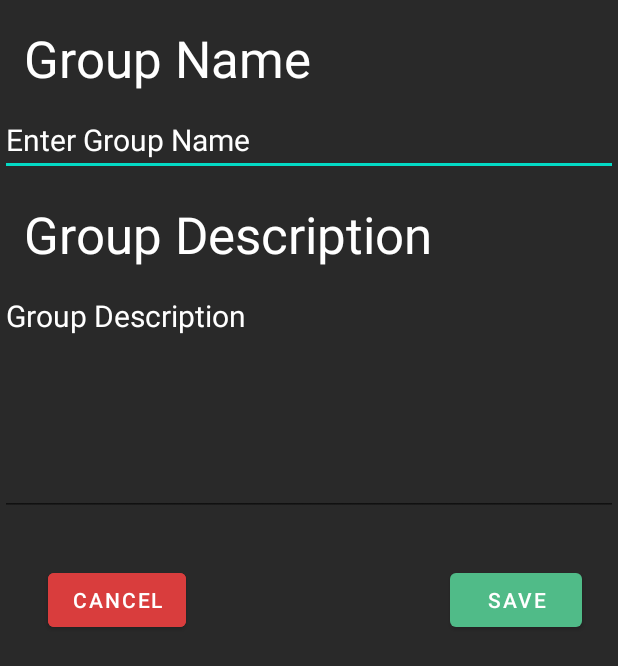
After one commit to JLivanec/Nexas, an Android app: the layout edit_group_data.xml on its own in the app's theme, with its tools: preview values and no code run, on a phone screen of 412 x 824 dp. The commit adds this screen. Shown: the top 666 px of the screen. Run offline under Robolectric (Android 15) with nearby library versions, the phone set to English and light mode, and no system bars.

Commit message:
Pin and edit group in chat

```diff
--- a/frontend/app/src/main/java/com/example/nexas/model/Message.kt
+++ b/frontend/app/src/main/java/com/example/nexas/model/Message.kt
@@ -8,5 +8,6 @@ data class Message(
     var videoImage: String,
     var video: String,
     var timestamp: Timestamp = Timestamp.now(),
-    val likedBy: MutableList<String> = mutableListOf()
+    val likedBy: MutableList<String> = mutableListOf(),
+    var pinned: Boolean
 )
--- a/frontend/app/src/main/java/com/example/nexas/network/OpenAIAPI.kt
+++ b/frontend/app/src/main/java/com/example/nexas/network/OpenAIAPI.kt
@@ -8,8 +8,12 @@ import retrofit2.http.Multipart
 import retrofit2.http.POST
 import retrofit2.http.Part
 
+/**
+ * Secret not longer allowed for repository. Transcriptions will not work
+ */
+
 interface OpenAIAPI {
-    @Headers("Authorization: Bearer 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")
+    @Headers("Authorization: Bearer ")
     @Multipart
     @POST("v1/audio/transcriptions")
     suspend fun transcribeAudio(
--- /dev/null
+++ b/frontend/app/src/main/res/drawable/pinned.xml
@@ -0,0 +1,5 @@
+<vector xmlns:android="http://schemas.android.com/apk/res/android" android:height="24dp" android:tint="#000000" android:viewportHeight="24" android:viewportWidth="24" android:width="24dp">
+
+    <path android:fillColor="@android:color/white" android:fillType="evenOdd" android:pathData="M16,9V4l1,0c0.55,0 1,-0.45 1,-1v0c0,-0.55 -0.45,-1 -1,-1H7C6.45,2 6,2.45 6,3v0c0,0.55 0.45,1 1,1l1,0v5c0,1.66 -1.34,3 -3,3h0v2h5.97v7l1,1l1,-1v-7H19v-2h0C17.34,12 16,10.66 16,9z"/>
+
+</vector>
--- /dev/null
+++ b/frontend/app/src/main/res/layout/edit_group_data.xml
@@ -0,0 +1,85 @@
+<?xml version="1.0" encoding="utf-8"?>
+<androidx.constraintlayout.widget.ConstraintLayout xmlns:android="http://schemas.android.com/apk/res/android"
+    xmlns:app="http://schemas.android.com/apk/res-auto"
+    xmlns:tools="http://schemas.android.com/tools"
+    android:id="@+id/modal"
+    android:layout_width="match_parent"
+    android:layout_height="match_parent"
+    android:backgroundTint="@color/black">
+
+    <TextView
+        android:id="@+id/textView"
+        android:layout_width="wrap_content"
+        android:layout_height="wrap_content"
+        android:layout_marginStart="16dp"
+        android:layout_marginTop="16dp"
+        android:text="@string/group_name"
+        android:textColor="@color/white"
+        android:textSize="34sp"
+        app:layout_constraintStart_toStartOf="parent"
+        app:layout_constraintTop_toTopOf="parent" />
+
+    <EditText
+        android:id="@+id/group_name"
+        android:layout_width="0dp"
+        android:layout_height="48dp"
+        android:layout_marginTop="8dp"
+        android:ems="10"
+        android:hint="@string/enter_group_name"
+        android:inputType="text"
+        android:textColor="@color/white"
+        android:textColorHint="@color/white"
+        android:textSize="20sp"
+        app:layout_constraintEnd_toEndOf="parent"
+        app:layout_constraintStart_toStartOf="parent"
+        app:layout_constraintTop_toBottomOf="@+id/textView" />
+
+    <TextView
+        android:id="@+id/textView2"
+        android:layout_width="wrap_content"
+        android:layout_height="wrap_content"
+        android:layout_marginStart="16dp"
+        android:layout_marginTop="16dp"
+        android:text="@string/group_description"
+        android:textColor="@color/white"
+        android:textSize="34sp"
+        app:layout_constraintStart_toStartOf="parent"
+        app:layout_constraintTop_toBottomOf="@+id/group_name" />
+
+    <Button
+        android:id="@+id/cancel"
+        android:layout_width="wrap_content"
+        android:layout_height="wrap_content"
+        android:layout_marginStart="32dp"
+        android:layout_marginTop="32dp"
+        android:backgroundTint="@color/red"
+        android:text="@string/cancel"
+        app:layout_constraintStart_toStartOf="parent"
+        app:layout_constraintTop_toBottomOf="@+id/group_description" />
+
+    <Button
+        android:id="@+id/save"
+        android:layout_width="wrap_content"
+        android:layout_height="wrap_content"
+        android:layout_marginTop="32dp"
+        android:layout_marginEnd="24dp"
+        android:text="@string/save"
+        app:layout_constraintEnd_toEndOf="parent"
+        app:layout_constraintTop_toBottomOf="@+id/group_description" />
+
+    <EditText
+        android:id="@+id/group_description"
+        android:layout_width="0dp"
+        android:layout_height="157dp"
+        android:layout_marginTop="8dp"
+        android:ems="10"
+        android:gravity="start|top"
+        android:hint="@string/group_description"
+        android:inputType="textMultiLine"
+        android:textColor="@color/white"
+        android:textColorHint="@color/white"
+        android:textSize="20sp"
+        app:layout_constraintEnd_toEndOf="parent"
+        app:layout_constraintStart_toStartOf="parent"
+        app:layout_constraintTop_toBottomOf="@+id/textView2" />
+</androidx.constraintlayout.widget.ConstraintLayout>
--- a/frontend/app/src/main/res/values/strings.xml
+++ b/frontend/app/src/main/res/values/strings.xml
@@ -20,4 +20,10 @@
     <string name="start_capture">Start Capture</string>
     <string name="stop_capture">Stop Capture</string>
     <string name="transcript">Transcript</string>
+    <string name="group_name">Group Name</string>
+    <string name="enter_group_name">Enter Group Name</string>
+    <string name="group_description">Group Description</string>
+    <string name="enter_group_description">Enter Group Description</string>
+    <string name="save">Save</string>
+    <string name="cancel">Cancel</string>
 </resources>
```
Also changed, not shown: frontend/app/src/main/java/com/example/nexas/ChatFragment.kt (+82 -4 lines), frontend/app/src/main/java/com/example/nexas/ViewModel.kt (+18 -1 lines), frontend/app/src/main/java/com/example/nexas/data/FirebaseConnection.kt (+73 -2 lines), frontend/app/src/main/res/drawable/edit_square.xml (added, +9 -0 lines), frontend/app/src/main/res/layout/fragment_chat.xml (+24 -2 lines), frontend/app/src/main/res/layout/received_message.xml (+21 -12 lines), frontend/app/src/main/res/layout/sent_message.xml (+19 -10 lines).
